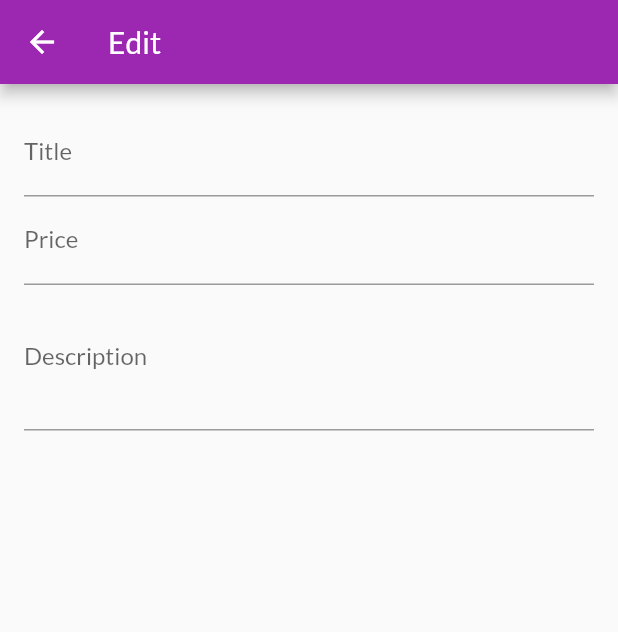
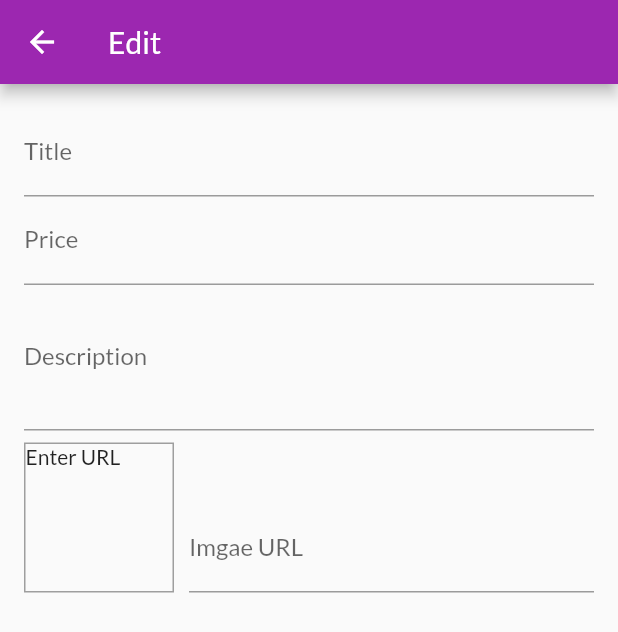
Before and after one commit to perettigiuliano/myshop2, a Flutter app: the EditProductsScreen screen opened by its route, on a phone screen of 412 x 824 dp. Shown: the top 632 px of the screen. Run offline on Flutter 3.47's test engine with Material 2 defaults, Android fonts, the light colour scheme and no system bars; network calls fail.

Commit message:
Capitolo 225

```diff
--- a/lib/screens/edit_products_screen.dart
+++ b/lib/screens/edit_products_screen.dart
@@ -1,4 +1,5 @@
 import 'package:flutter/material.dart';
+import 'package:flutter/services.dart';
 
 class EditProductsScreen extends StatefulWidget {
   static const String ROUTE = "/edit-product";
@@ -10,11 +11,30 @@
 class _EditProductsScreenState extends State<EditProductsScreen> {
   // final _priceFocusNode = FocusNode();
   // final _descriptionFocusNode = FocusNode();
+  final _imageURLFocusNode = FocusNode();
+  final _imageURLController = TextEditingController();
+
+  @override
+  void initState() {
+    // TODO: implement initState
+    _imageURLFocusNode.addListener(_updateImageURL);
+  }
+
+  void _updateImageURL() {
+    if (!_imageURLFocusNode.hasFocus) {
+      setState(() {});
+    }
+  }
 
   @override
   void dispose() {
     // _priceFocusNode.dispose();
     // _descriptionFocusNode.dispose();
+    // _descriptionFocusNode.dispose();
+    _imageURLFocusNode.dispose();
+    _imageURLController.dispose();
+    _imageURLFocusNode.removeListener(_updateImageURL);
+    _imageURLFocusNode.dispose();
     super.dispose();
   }
 
@@ -51,6 +71,39 @@
                 keyboardType: TextInputType.multiline,
                 // focusNode: _descriptionFocusNode,
               ),
+              Row(
+                crossAxisAlignment: CrossAxisAlignment.end,
+                children: [
+                  Container(
+                    width: 100,
+                    height: 100,
+                    margin: EdgeInsets.only(top: 8, right: 10),
+                    decoration: BoxDecoration(
+                        border: Border.all(
+                      width: 1,
+                      color: Colors.grey,
+                    )),
+                    child: _imageURLController.text.isEmpty
+                        ? Text("Enter URL")
+                        : FittedBox(
+                            child: Image.network(_imageURLController.text),
+                            fit: BoxFit.cover,
+                            clipBehavior: Clip.hardEdge),
+                  ),
+                  Expanded(
+                    child: TextFormField(
+                      decoration: InputDecoration(labelText: "Imgae URL"),
+                      keyboardType: TextInputType.url,
+                      textInputAction: TextInputAction.done,
+                      controller: _imageURLController,
+                      onEditingComplete: () {
+                        setState(() {});
+                      },
+                      focusNode: _imageURLFocusNode,
+                    ),
+                  )
+                ],
+              )
             ],
           ),
         ),
```
